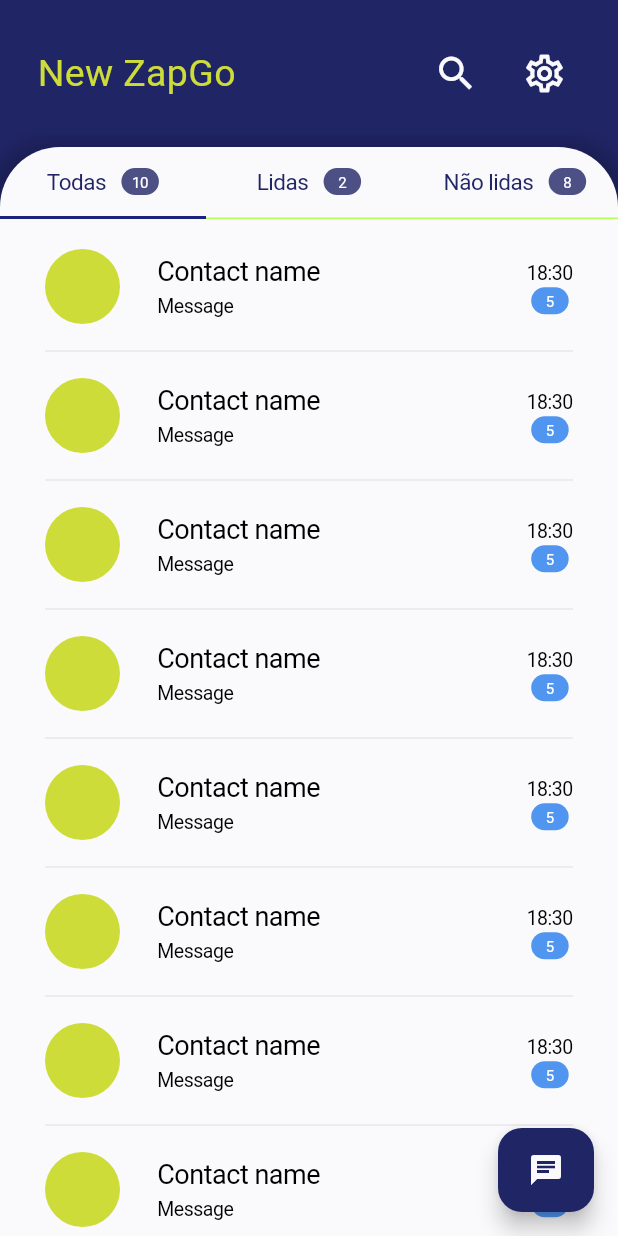
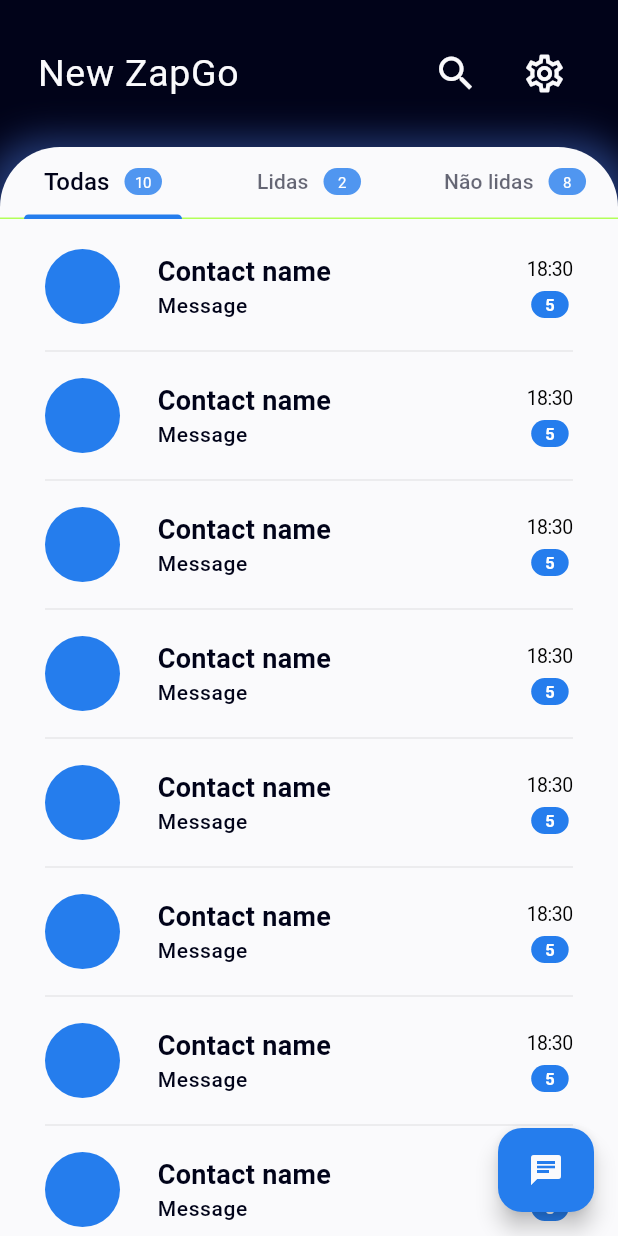
Before and after one commit to G-Luz/new_zap, a Flutter app: the HomePage screen opened by its route, on a phone screen of 412 x 824 dp. Run offline on Flutter 3.47's test engine with Material 3 defaults, Android fonts, the phone set to English and light mode, and no system bars; our stand-ins replace cloud_firestore, dio, firebase_auth, firebase_core, firebase_storage, flutter_mobx and 6 more; missing offline and left inert: image_downloader; accounts and stored records are empty; generated files the repository leaves out were written again; project files that could hold a hidden picture were left out.

Commit message:
feat: finish theme

```diff
--- a/lib/app_module.dart
+++ b/lib/app_module.dart
@@ -7,6 +7,7 @@ import 'package:new_zap/modules/internet_image/internet_image_module.dart';
 import 'package:new_zap/modules/user_settings/user_settings_module.dart';
 import 'package:new_zap/modules/welcome/welcome_module.dart';
 import 'package:new_zap/repositories/current_user/current_user_controller.dart';
+import 'package:new_zap/repositories/local_storage/local_storage_controller.dart';
 import 'package:new_zap/repositories/theme/app_theme_controller.dart';
 
 class AppModule extends Module {
@@ -14,6 +15,7 @@ class AppModule extends Module {
   List<Bind<Object>> get binds => [
         Bind.lazySingleton((i) => CurrentUserController()),
         Bind.singleton((i) => AppThemeController()),
+        Bind.singleton((i) => LocalStorageController()),
       ];
 
   @override
--- a/lib/constants/app_collection.dart
+++ b/lib/constants/app_collection.dart
@@ -4,4 +4,7 @@ class AppCollections {
   static const usersCollection = 'users';
 
   static const userDataArgumentKey = 'authUser';
+
+  static const themeKey = 'themeKey';
+
 }
--- a/lib/constants/app_colors.dart
+++ b/lib/constants/app_colors.dart
@@ -3,7 +3,9 @@ import 'package:flutter/material.dart';
 class AppColors {
   static const Color darkWhite = Color(0xFFFAFAFC);
   static const Color blue = Color(0xff257ded);
-  static const Color darkBlue = Color(0xff202566);
+  // static const Color darkBlue = Color(0xff202566);
+  // static const Color darkBlue = Color(0xff000108);
+  static const Color darkBlue = Color(0xff010319);
   static const Color darkBlue2 = Color(0xff4B00A0);
 
   static const Color secondBlue = Color(0xff32529d);
--- a/lib/constants/theme/app_theme.dart
+++ b/lib/constants/theme/app_theme.dart
@@ -1,14 +1,13 @@
-import 'package:flutter/cupertino.dart';
 import 'package:flutter/material.dart';
 import 'package:new_zap/constants/app_colors.dart';
 
 class AppTheme {
   static ColorScheme colorSchemeDark = const ColorScheme(
     brightness: Brightness.dark,
-    primary: Colors.lime,
+    background: AppColors.secondBlue,
+    primary: AppColors.darkBlue,
     secondary: Colors.teal,
     surface: Colors.black,
-    background: AppColors.secondBlue,
     error: Colors.teal,
     onBackground: Colors.teal,
     onError: Colors.white,
@@ -19,10 +18,10 @@ class AppTheme {
 
   static ColorScheme colorSchemeLight = const ColorScheme(
     brightness: Brightness.light,
-    primary: Colors.lime,
+    background: AppColors.darkWhite,
+    primary: AppColors.blue,
     secondary: Colors.teal,
     surface: Colors.pink,
-    background: AppColors.darkWhite,
     error: Colors.green,
     onBackground: Colors.lightGreenAccent,
     onError: Colors.white,
@@ -35,12 +34,28 @@ class AppTheme {
     colorScheme: colorSchemeDark,
     scaffoldBackgroundColor: AppColors.darkBlue,
     textTheme: const TextTheme(
-      bodySmall: TextStyle(color: Colors.green),
-      bodyLarge: TextStyle(color: Colors.purple),
+      bodySmall: TextStyle(
+        color: AppColors.darkWhite,
+        fontSize: 14,
+        fontWeight: FontWeight.w500,
+      ),
       bodyMedium: TextStyle(
-        color: Colors.lime,
+        color: AppColors.darkWhite,
+        fontSize: 18,
+      ),
+      bodyLarge: TextStyle(
+        color: AppColors.darkWhite,
         fontSize: 25,
       ),
+    ),
+    tabBarTheme: TabBarTheme(
+      unselectedLabelColor: AppColors.darkWhite.withOpacity(.6),
+      labelColor: AppColors.darkWhite,
+      labelStyle: const TextStyle(
+        fontSize: 16,
+        fontWeight: FontWeight.w500,
+      ),
+      indicatorColor: AppColors.darkWhite,
     ),
   );
 
@@ -48,12 +63,35 @@ class AppTheme {
     colorScheme: colorSchemeLight,
     scaffoldBackgroundColor: AppColors.darkBlue,
     textTheme: const TextTheme(
-      bodySmall: TextStyle(color: Colors.green),
-      bodyLarge: TextStyle(color: Colors.purple),
+      bodySmall: TextStyle(
+        color: AppColors.darkBlue,
+        fontSize: 14,
+        fontWeight: FontWeight.w500,
+      ),
       bodyMedium: TextStyle(
-        color: Colors.lime,
+        color: AppColors.darkBlue,
+        fontSize: 18,
+        fontWeight: FontWeight.w600,
+      ),
+      bodyLarge: TextStyle(
+        color: AppColors.darkWhite,
         fontSize: 25,
       ),
+      labelLarge: TextStyle(color: Colors.purple),
+      labelMedium: TextStyle(color: Colors.purple),
+      labelSmall: TextStyle(color: Colors.purple),
+      displayLarge: TextStyle(color: Colors.purple),
+      displayMedium: TextStyle(color: Colors.purple),
+      displaySmall: TextStyle(color: Colors.purple),
+    ),
+    tabBarTheme: TabBarTheme(
+      unselectedLabelColor: AppColors.darkBlue.withOpacity(.6),
+      labelColor: AppColors.darkBlue,
+      labelStyle: const TextStyle(
+        fontSize: 16,
+        fontWeight: FontWeight.w500,
+      ),
+      indicatorColor: AppColors.darkWhite,
     ),
   );
 }
--- a/lib/modules/contacts/contacts_page.dart
+++ b/lib/modules/contacts/contacts_page.dart
@@ -30,6 +30,9 @@ class _ContactsPageState extends State<ContactsPage> {
     return Observer(
       builder: (context) {
         return Scaffold(
+          backgroundColor: Theme.of(context).brightness == Brightness.dark
+              ? AppColors.darkBlue
+              : AppColors.darkWhite,
           appBar: AppBar(
             backgroundColor: AppColors.darkBlue,
             title: controller.isSearchContact
--- a/lib/modules/home/controller/home_controller.dart
+++ b/lib/modules/home/controller/home_controller.dart
@@ -10,5 +10,4 @@ class HomeController = HomeControllerBase with _$HomeController;
 abstract class HomeControllerBase with Store {
   final currentUser = Modular.get<CurrentUserController>();
 
-  final theme = Modular.get<AppThemeController>();
 }
--- a/lib/modules/home/home_page.dart
+++ b/lib/modules/home/home_page.dart
@@ -45,17 +45,18 @@ class _HomePageState extends State<HomePage> with TickerProviderStateMixin {
   Widget build(BuildContext context) {
     final deviceSize = MediaQuery.of(context).size;
     return SafeArea(
-      child: Observer(
-        builder: (context) {
-          return Scaffold(
+      child: Scaffold(
         appBar: PreferredSize(
           preferredSize: Size.fromHeight(deviceSize.height * .15),
           child: Padding(
-                padding: EdgeInsets.all(25),
+            padding: const EdgeInsets.all(25),
             child: Row(
               mainAxisAlignment: MainAxisAlignment.spaceBetween,
               children: [
-                    Text('New ZapGo'),
+                Text(
+                  'New ZapGo',
+                  style: Theme.of(context).textTheme.bodyLarge,
+                ),
                 Row(
                   children: [
                     const Icon(
@@ -70,8 +71,8 @@ class _HomePageState extends State<HomePage> with TickerProviderStateMixin {
                         color: AppColors.darkWhite,
                         size: 30,
                       ),
-                          onPressed: () => Modular.to
-                              .pushNamed(Routes.userSettingsModuleRoute),
+                      onPressed: () =>
+                          Modular.to.pushNamed(Routes.userSettingsModuleRoute),
                     ),
                   ],
                 )
@@ -80,30 +81,28 @@ class _HomePageState extends State<HomePage> with TickerProviderStateMixin {
           ),
         ),
         floatingActionButton: FloatingActionButton.extended(
-              backgroundColor: AppColors.darkBlue,
+          backgroundColor: Theme.of(context).colorScheme.primary,
           label: const Icon(
             Icons.chat,
             color: AppColors.darkWhite,
           ),
-              // onPressed: () => Modular.to.pushNamed(Routes.contactsModuleRoute),
-              onPressed: () => controller.theme.changeTheme(),
+          onPressed: () => Modular.to.pushNamed(Routes.contactsModuleRoute),
+          // onPressed: () => controller.theme.changeTheme(),
         ),
         body: Container(
           height: deviceSize.height - (deviceSize.height * .05),
           decoration: BoxDecoration(
-                // color: AppColors.darkWhite,
             color: Theme.of(context).colorScheme.background,
-
             borderRadius: const BorderRadius.only(
               topLeft: Radius.circular(40),
               topRight: Radius.circular(40),
             ),
             boxShadow: [
               BoxShadow(
-                    color: Colors.black.withOpacity(.2),
-                    spreadRadius: 7,
-                    blurRadius: 10,
-                    offset: Offset(0, 3), // changes position of shadow
+                color: AppColors.secondBlue.withOpacity(.7),
+                spreadRadius: 10,
+                blurRadius: 20,
+                offset: const Offset(0, 5),
               ),
             ],
           ),
@@ -111,8 +110,7 @@ class _HomePageState extends State<HomePage> with TickerProviderStateMixin {
             children: [
               TabBar(
                 controller: tabController,
-                    indicatorSize: TabBarIndicatorSize.tab,
-                    indicatorColor: Colors.indigo[900],
+                indicatorColor: Theme.of(context).colorScheme.primary,
                 tabs: const [
                   AppTab(tabTitle: 'Todas', tabBadge: '10'),
                   AppTab(tabTitle: 'Lidas', tabBadge: '2'),
@@ -125,7 +123,7 @@ class _HomePageState extends State<HomePage> with TickerProviderStateMixin {
                   shrinkWrap: true,
                   physics: const BouncingScrollPhysics(),
                   separatorBuilder: (context, index) => Container(
-                        margin: EdgeInsets.symmetric(horizontal: 30),
+                    margin: const EdgeInsets.symmetric(horizontal: 30),
                     child: Divider(
                       color: Colors.grey.withOpacity(.2),
                       thickness: 1,
@@ -140,8 +138,6 @@ class _HomePageState extends State<HomePage> with TickerProviderStateMixin {
             ],
           ),
         ),
-          );
-        },
       ),
     );
   }
--- a/lib/modules/home/widgets/app_message_item.dart
+++ b/lib/modules/home/widgets/app_message_item.dart
@@ -23,15 +23,23 @@ class AppMessageItem extends StatelessWidget {
               Column(
                 crossAxisAlignment: CrossAxisAlignment.start,
                 children: [
-                  AppText(
-                    text: 'Contact name',
-                    fontColor: Colors.black,
-                    fontSize: 18,
+                  // AppText(
+                  //   text: 'Contact name',
+                  //   fontColor: Colors.black,
+                  //   fontSize: 18,
+                  // ),
+                  // AppText(
+                  //   text: 'Message',
+                  //   fontColor: Colors.black,
+                  //   fontSize: 13,
+                  // ),
+                  Text(
+                    'Contact name',
+                    style: Theme.of(context).textTheme.bodyMedium,
                   ),
-                  AppText(
-                    text: 'Message',
-                    fontColor: Colors.black,
-                    fontSize: 13,
+                  Text(
+                    'Message',
+                    style: Theme.of(context).textTheme.bodySmall,
                   ),
                 ],
               ),
@@ -45,11 +53,12 @@ class AppMessageItem extends StatelessWidget {
                 fontColor: Colors.black,
                 fontSize: 13,
               ),
+              const SizedBox(height: 5),
               Container(
                 width: 25,
                 height: 18,
                 decoration: BoxDecoration(
-                  color: AppColors.blue.withOpacity(.8),
+                  color: Theme.of(context).colorScheme.primary,
                   borderRadius: const BorderRadius.all(
                     Radius.circular(50),
                   ),
@@ -57,7 +66,8 @@ class AppMessageItem extends StatelessWidget {
                 child: Center(
                   child: AppText(
                     text: '5',
-                    fontSize: 10,
+                    fontSize: 11,
+                    fontWeight: FontWeight.w600,
                   ),
                 ),
               ),
--- a/lib/modules/home/widgets/app_tab.dart
+++ b/lib/modules/home/widgets/app_tab.dart
@@ -18,16 +18,15 @@ class AppTab extends StatelessWidget {
       child: Row(
         mainAxisAlignment: MainAxisAlignment.center,
         children: [
-          AppText(
-            text: tabTitle,
-            fontColor: AppColors.darkBlue,
+          Text(
+            tabTitle,
           ),
           const SizedBox(width: 10),
           Container(
             width: 25,
             height: 18,
             decoration: BoxDecoration(
-              color: AppColors.darkBlue.withOpacity(.8),
+              color: Theme.of(context).colorScheme.primary.withOpacity(.8),
               borderRadius: const BorderRadius.all(
                 Radius.circular(50),
               ),
--- a/lib/widgets/app_textfield.dart
+++ b/lib/widgets/app_textfield.dart
@@ -42,6 +42,7 @@ class AppTextfield extends StatelessWidget {
   @override
   Widget build(BuildContext context) {
     return Material(
+      color: Colors.transparent,
       child: TextFormField(
         controller: controller,
         initialValue: initialValue,
--- a/pubspec.yaml
+++ b/pubspec.yaml
@@ -41,6 +41,7 @@ dependencies:
   json_serializable: ^6.7.1
   mobx: ^2.1.3
   image_picker: ^1.0.0
+  shared_preferences: ^2.2.2
   build_runner: ^2.3.3
   mobx_codegen: ^2.1.1
   skeletons: ^0.0.3
```
Also changed, not shown: lib/app.dart (+2 -6 lines), lib/modules/contacts/widgets/contact_item.dart (+9 -12 lines), lib/modules/user_settings/controller/user_settings_controller.dart (+14 -0 lines), lib/modules/user_settings/user_settings_page.dart (+13 -2 lines), lib/repositories/local_storage/local_storage_controller.dart (added, +39 -0 lines), lib/repositories/theme/app_theme_controller.dart (+16 -0 lines), lib/modules/user_settings/controller/user_settings_controller.g.dart, lib/repositories/local_storage/local_storage_controller.g.dart (added), lib/repositories/theme/app_theme_controller.g.dart. Lines whose indentation alone changed are shown as unchanged.
